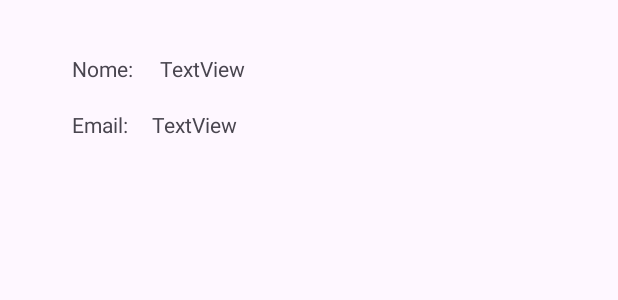
After one commit to RobertoFORTs/Oficina-do-Bolo, an Android app: the layout item_usuario.xml on its own in the app's theme, with its tools: preview values and no code run, on a phone screen of 412 x 824 dp. The commit adds this screen. Shown: the top 300 px of the screen. Run offline under Robolectric (Android 15) with nearby library versions, the phone set to English and light mode, and no system bars.

Commit message:
feat: adicionando lista de usuários.

```diff
--- a/app/src/main/AndroidManifest.xml
+++ b/app/src/main/AndroidManifest.xml
@@ -12,6 +12,12 @@
         android:supportsRtl="true"
         android:theme="@style/Theme.OficinaDoBolo"
         tools:targetApi="31">
+        <activity
+            android:name=".view.CrudsActivity"
+            android:exported="false" />
+        <activity
+            android:name=".view.UsuariosList"
+            android:exported="false" />
         <activity
             android:name=".view.RegistrarOficinaActivity"
             android:exported="false" />
--- /dev/null
+++ b/app/src/main/res/drawable/baseline_add_circle_outline_24.xml
@@ -0,0 +1,5 @@
+<vector android:height="24dp" android:tint="#000000"
+    android:viewportHeight="24" android:viewportWidth="24"
+    android:width="24dp" xmlns:android="http://schemas.android.com/apk/res/android">
+    <path android:fillColor="@android:color/white" android:pathData="M13,7h-2v4L7,11v2h4v4h2v-4h4v-2h-4L13,7zM12,2C6.48,2 2,6.48 2,12s4.48,10 10,10 10,-4.48 10,-10S17.52,2 12,2zM12,20c-4.41,0 -8,-3.59 -8,-8s3.59,-8 8,-8 8,3.59 8,8 -3.59,8 -8,8z"/>
+</vector>
--- /dev/null
+++ b/app/src/main/res/drawable/baseline_home_24.xml
@@ -0,0 +1,5 @@
+<vector android:height="24dp" android:tint="#000000"
+    android:viewportHeight="24" android:viewportWidth="24"
+    android:width="24dp" xmlns:android="http://schemas.android.com/apk/res/android">
+    <path android:fillColor="@android:color/white" android:pathData="M10,20v-6h4v6h5v-8h3L12,3 2,12h3v8z"/>
+</vector>
--- /dev/null
+++ b/app/src/main/res/layout/item_usuario.xml
@@ -0,0 +1,48 @@
+<?xml version="1.0" encoding="utf-8"?>
+<androidx.constraintlayout.widget.ConstraintLayout xmlns:android="http://schemas.android.com/apk/res/android"
+    xmlns:app="http://schemas.android.com/apk/res-auto"
+    xmlns:tools="http://schemas.android.com/tools"
+    android:layout_width="match_parent"
+    android:layout_height="match_parent">
+
+    <TextView
+        android:id="@+id/textView"
+        android:layout_width="wrap_content"
+        android:layout_height="wrap_content"
+        android:layout_marginStart="48dp"
+        android:layout_marginTop="36dp"
+        android:text="Nome:"
+        app:layout_constraintStart_toStartOf="parent"
+        app:layout_constraintTop_toTopOf="parent" />
+
+    <TextView
+        android:id="@+id/textView3"
+        android:layout_width="wrap_content"
+        android:layout_height="wrap_content"
+        android:layout_marginStart="48dp"
+        android:layout_marginTop="18dp"
+        android:text="Email:"
+        app:layout_constraintStart_toStartOf="parent"
+        app:layout_constraintTop_toBottomOf="@+id/textView" />
+
+    <TextView
+        android:id="@+id/txtDescUsuario"
+        android:layout_width="wrap_content"
+        android:layout_height="wrap_content"
+        android:layout_marginStart="18dp"
+        android:layout_marginTop="36dp"
+        android:text="TextView"
+        app:layout_constraintStart_toEndOf="@+id/textView"
+        app:layout_constraintTop_toTopOf="parent" />
+
+    <TextView
+        android:id="@+id/txtEmailUsuario"
+        android:layout_width="wrap_content"
+        android:layout_height="wrap_content"
+        android:layout_marginStart="16dp"
+        android:layout_marginTop="18dp"
+        android:text="TextView"
+        app:layout_constraintStart_toEndOf="@+id/textView3"
+        app:layout_constraintTop_toBottomOf="@+id/txtDescUsuario" />
+
+</androidx.constraintlayout.widget.ConstraintLayout>
```
Also changed, not shown: app/src/main/java/com/example/oficinadobolo/adapters/UsuarioAdapter.java (added, +48 -0 lines), app/src/main/java/com/example/oficinadobolo/view/UsuariosList.java (+46 -3 lines), app/src/main/res/layout/activity_usuarios_list.xml (+29 -0 lines).
